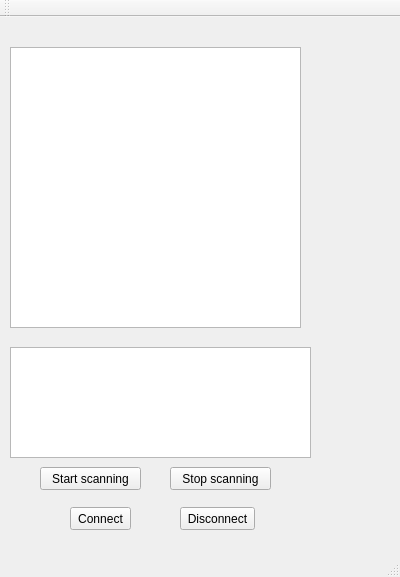
The window that sensornode_gui.ui (tkrahn108/SensorNode) describes before a commit, drawn with Qt 5.
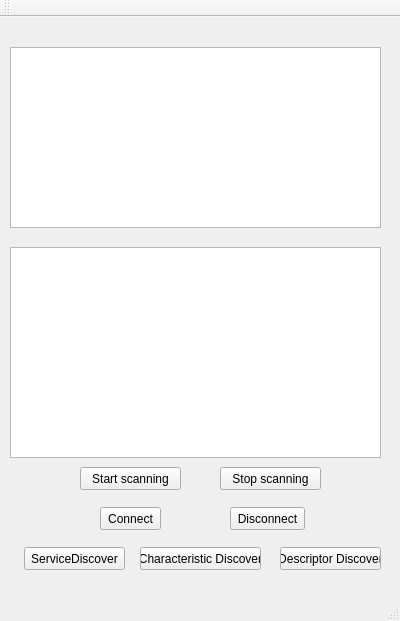
The same window after the commit.

What changed in the file:
```diff
--- a/sensornode_gui.ui
+++ b/sensornode_gui.ui
@@ -7,7 +7,7 @@
     <x>0</x>
     <y>0</y>
     <width>400</width>
-    <height>577</height>
+    <height>621</height>
    </rect>
   </property>
   <property name="windowTitle">
@@ -18,16 +18,16 @@
     <property name="geometry">
      <rect>
       <x>10</x>
-      <y>330</y>
-      <width>301</width>
-      <height>111</height>
+      <y>230</y>
+      <width>371</width>
+      <height>211</height>
      </rect>
     </property>
    </widget>
    <widget class="QPushButton" name="pushButtonStartScanning">
     <property name="geometry">
      <rect>
-      <x>40</x>
+      <x>80</x>
       <y>450</y>
       <width>101</width>
       <height>23</height>
@@ -40,7 +40,7 @@
    <widget class="QPushButton" name="pushButtonStopScanning">
     <property name="geometry">
      <rect>
-      <x>170</x>
+      <x>220</x>
       <y>450</y>
       <width>101</width>
       <height>23</height>
@@ -53,7 +53,7 @@
    <widget class="QPushButton" name="pushButtonConnect">
     <property name="geometry">
      <rect>
-      <x>70</x>
+      <x>100</x>
       <y>490</y>
       <width>61</width>
       <height>23</height>
@@ -66,7 +66,7 @@
    <widget class="QPushButton" name="pushButtonDisconnect">
     <property name="geometry">
      <rect>
-      <x>180</x>
+      <x>230</x>
       <y>490</y>
       <width>75</width>
       <height>23</height>
@@ -81,11 +81,50 @@
      <rect>
       <x>10</x>
       <y>30</y>
-      <width>291</width>
-      <height>281</height>
+      <width>371</width>
+      <height>181</height>
      </rect>
     </property>
    </widget>
+   <widget class="QPushButton" name="pushButtonServiceDiscover">
+    <property name="geometry">
+     <rect>
+      <x>24</x>
+      <y>530</y>
+      <width>101</width>
+      <height>23</height>
+     </rect>
+    </property>
+    <property name="text">
+     <string>ServiceDiscover</string>
+    </property>
+   </widget>
+   <widget class="QPushButton" name="pushButtonCharacterisitcDiscover">
+    <property name="geometry">
+     <rect>
+      <x>140</x>
+      <y>530</y>
+      <width>121</width>
+      <height>23</height>
+     </rect>
+    </property>
+    <property name="text">
+     <string>Characteristic Discover</string>
+    </property>
+   </widget>
+   <widget class="QPushButton" name="pushButtonDescriptorDiscover">
+    <property name="geometry">
+     <rect>
+      <x>280</x>
+      <y>530</y>
+      <width>101</width>
+      <height>23</height>
+     </rect>
+    </property>
+    <property name="text">
+     <string>Descriptor Discover</string>
+    </property>
+   </widget>
   </widget>
   <widget class="QMenuBar" name="menuBar">
    <property name="geometry">
```
